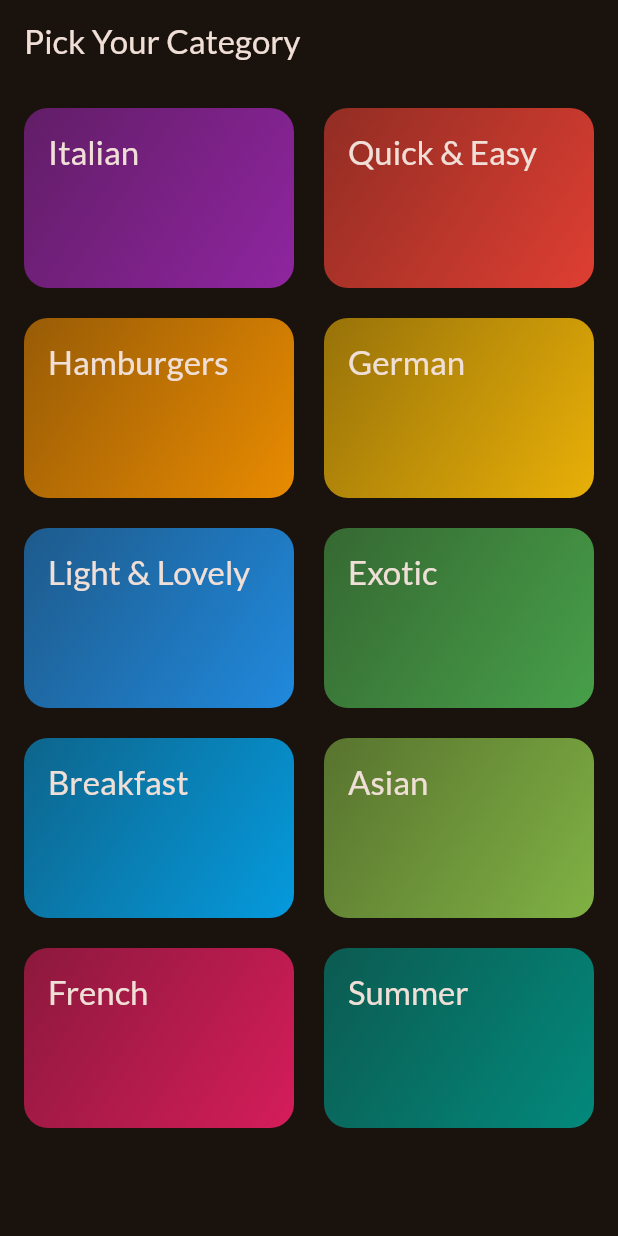
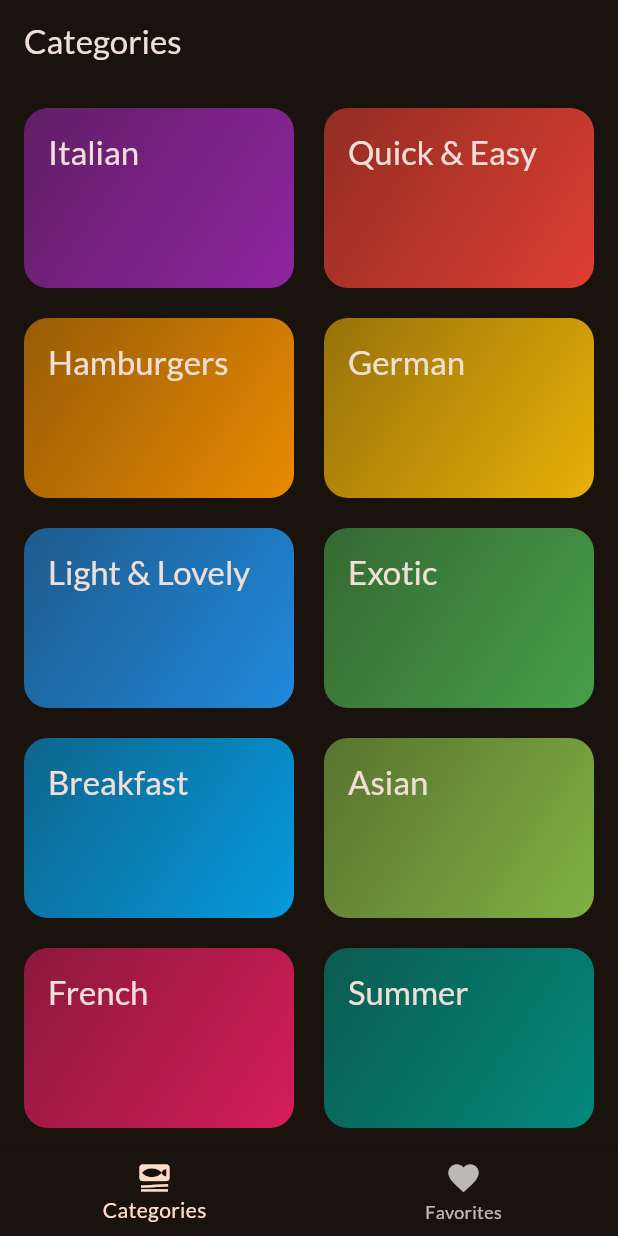
Before and after one commit to Eslam-Fathi/Meals-app, a Flutter app: the screen it shows after launch, on a phone screen of 412 x 824 dp. Run offline on Flutter 3.47's test engine with Material 3 defaults, Android fonts, the phone set to English and light mode, and no system bars; our stand-ins replace google_fonts, transparent_image.

```diff
--- a/lib/Screens/categories_screen.dart
+++ b/lib/Screens/categories_screen.dart
@@ -23,11 +23,7 @@ class CategoriesScreen extends StatelessWidget {
 
   @override
   Widget build(BuildContext context) {
-    return Scaffold(
-      appBar: AppBar(
-        title: const Text("Pick Your Category"),
-      ),
-      body: GridView(
+    return GridView(
       padding: const EdgeInsets.all(16),
       gridDelegate: const SliverGridDelegateWithFixedCrossAxisCount(
         crossAxisCount: 2,
@@ -44,7 +40,6 @@ class CategoriesScreen extends StatelessWidget {
             },
           )
       ],
-      ),
     );
   }
 }
--- /dev/null
+++ b/lib/Screens/tabs_screen.dart
@@ -0,0 +1,52 @@
+import 'package:flutter/material.dart';
+import 'package:meals_app/Screens/categories_screen.dart';
+import 'package:meals_app/Screens/meals_screen.dart';
+
+class TabsScreen extends StatefulWidget {
+  const TabsScreen({super.key});
+
+  @override
+  State<TabsScreen> createState() => _TabsScreenState();
+}
+
+class _TabsScreenState extends State<TabsScreen> {
+  int _selectedPageIndex = 0;
+
+  void _selectPage(int index) {
+    setState(() {
+      _selectedPageIndex = index;
+    });
+  }
+
+  @override
+  Widget build(BuildContext context) {
+    Widget activeWidget = const CategoriesScreen();
+    var activeTitle = "Categories";
+    if (_selectedPageIndex == 0) {
+      activeWidget = const CategoriesScreen();
+      activeTitle = "Categories";
+    } else if (_selectedPageIndex == 1) {
+      activeWidget = const MealsScreen(
+        meals: [],
+      );
+      activeTitle = "Favorites";
+    }
+    return Scaffold(
+      appBar: AppBar(
+        title: Text(activeTitle),
+      ),
+      body: activeWidget,
+      bottomNavigationBar: BottomNavigationBar(
+        onTap: _selectPage,
+        currentIndex: _selectedPageIndex,
+        selectedItemColor: Theme.of(context).colorScheme.onSecondaryContainer,
+        items: const [
+          BottomNavigationBarItem(
+              icon: Icon(Icons.set_meal), label: "Categories"),
+          BottomNavigationBarItem(
+              icon: Icon(Icons.favorite), label: "Favorites"),
+        ],
+      ),
+    );
+  }
+}
--- a/lib/main.dart
+++ b/lib/main.dart
@@ -2,6 +2,7 @@ import 'package:flutter/material.dart';
 
 import 'package:google_fonts/google_fonts.dart';
 import 'package:meals_app/Screens/categories_screen.dart';
+import 'package:meals_app/Screens/tabs_screen.dart';
 
 final theme = ThemeData(
   useMaterial3: true,
@@ -23,7 +24,7 @@ class MealsApp extends StatelessWidget {
   Widget build(BuildContext context) {
     return MaterialApp(
       theme: theme,
-      home: const CategoriesScreen(),
+      home: const TabsScreen(),
     );
   }
 }
```
Also changed, not shown: lib/Screens/meal_details.dart (+76 -1 lines), lib/Screens/meals_screen.dart (+11 -3 lines). Lines whose indentation alone changed are shown as unchanged.
